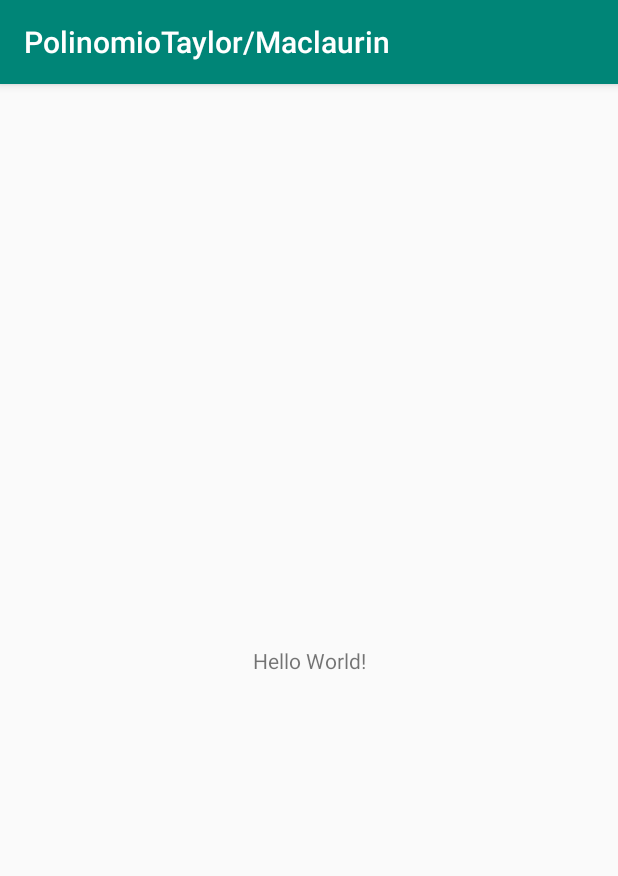
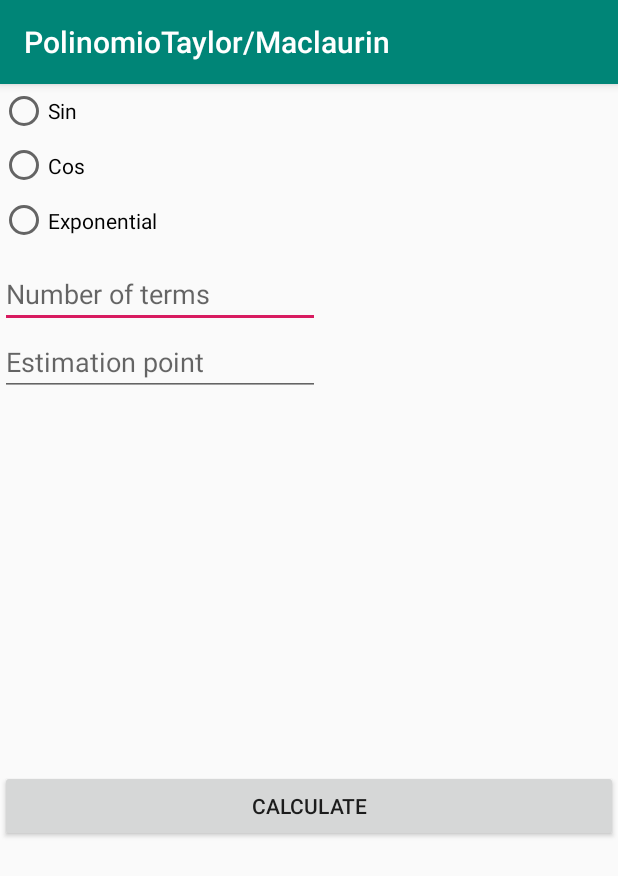
Before and after one commit to MiguelLPmez/PolinomioTaylorMaclaurin, an Android app: the screen it shows after launch (MainActivity), on a phone screen of 412 x 824 dp. Shown: the top 876 px of the screen. Run offline under Robolectric (Android 15) with nearby library versions, the phone set to English and light mode, and no system bars.

Commit message:
primer diseño de interfaz

```diff
--- a/app/src/main/res/layout/activity_main.xml
+++ b/app/src/main/res/layout/activity_main.xml
@@ -6,13 +6,88 @@
     android:layout_height="match_parent"
     tools:context=".MainActivity">
 
-    <TextView
-        android:layout_width="wrap_content"
-        android:layout_height="wrap_content"
-        android:text="Hello World!"
+    <LinearLayout
+        android:id="@+id/linearLayout"
+        android:layout_width="0dp"
+        android:layout_height="0dp"
+        android:orientation="vertical"
         app:layout_constraintBottom_toBottomOf="parent"
-        app:layout_constraintLeft_toLeftOf="parent"
-        app:layout_constraintRight_toRightOf="parent"
-        app:layout_constraintTop_toTopOf="parent" />
+        app:layout_constraintEnd_toEndOf="parent"
+        app:layout_constraintHorizontal_bias="1.0"
+        app:layout_constraintStart_toStartOf="parent"
+        app:layout_constraintTop_toTopOf="parent"
+        app:layout_constraintVertical_bias="1.0">
 
+        <RadioGroup
+            android:id="@+id/rGroup"
+            android:layout_width="match_parent"
+            android:layout_height="109dp"
+            android:layout_marginBottom="8dp"
+            app:layout_constraintBottom_toTopOf="@+id/terms"
+            app:layout_constraintTop_toTopOf="parent"
+            tools:layout_editor_absoluteX="16dp">
+
+            <RadioButton
+                android:id="@+id/rSin"
+                android:layout_width="wrap_content"
+                android:layout_height="wrap_content"
+                android:layout_weight="1"
+                android:text="@string/sin" />
+
+            <RadioButton
+                android:id="@+id/rCos"
+                android:layout_width="wrap_content"
+                android:layout_height="wrap_content"
+                android:layout_weight="1"
+                android:text="@string/cos" />
+
+            <RadioButton
+                android:id="@+id/rExponential"
+                android:layout_width="wrap_content"
+                android:layout_height="wrap_content"
+                android:layout_weight="1"
+                android:text="@string/exponential" />
+        </RadioGroup>
+
+        <EditText
+            android:id="@+id/terms"
+            android:layout_width="wrap_content"
+            android:layout_height="wrap_content"
+            android:ems="10"
+            android:hint="Number of terms"
+            android:inputType="number"
+            tools:layout_editor_absoluteX="18dp"
+            tools:layout_editor_absoluteY="141dp" />
+
+        <EditText
+            android:id="@+id/point"
+            android:layout_width="wrap_content"
+            android:layout_height="wrap_content"
+            android:ems="10"
+            android:hint="Estimation point"
+            android:inputType="number"
+            tools:layout_editor_absoluteX="18dp"
+            tools:layout_editor_absoluteY="205dp" />
+
+        <ScrollView
+            android:layout_width="match_parent"
+            android:layout_height="249dp"
+            tools:layout_editor_absoluteX="8dp"
+            tools:layout_editor_absoluteY="259dp">
+
+            <LinearLayout
+                android:layout_width="match_parent"
+                android:layout_height="wrap_content"
+                android:orientation="vertical" />
+        </ScrollView>
+
+        <Button
+            android:id="@+id/btnCalculate"
+            android:layout_width="match_parent"
+            android:layout_height="wrap_content"
+            android:text="@string/calculate"
+            tools:layout_editor_absoluteX="148dp"
+            tools:layout_editor_absoluteY="447dp" />
+
+    </LinearLayout>
 </android.support.constraint.ConstraintLayout>
--- a/app/src/main/res/values/strings.xml
+++ b/app/src/main/res/values/strings.xml
@@ -1,3 +1,7 @@
 <resources>
     <string name="app_name">PolinomioTaylor/Maclaurin</string>
+    <string name="sin">Sin</string>
+    <string name="cos">Cos</string>
+    <string name="exponential">Exponential</string>
+    <string name="calculate">Calculate</string>
 </resources>
```
